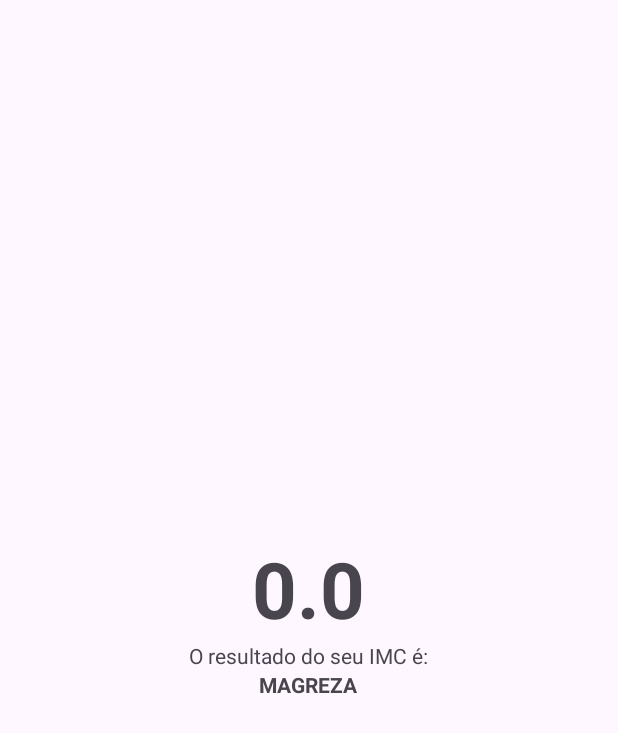
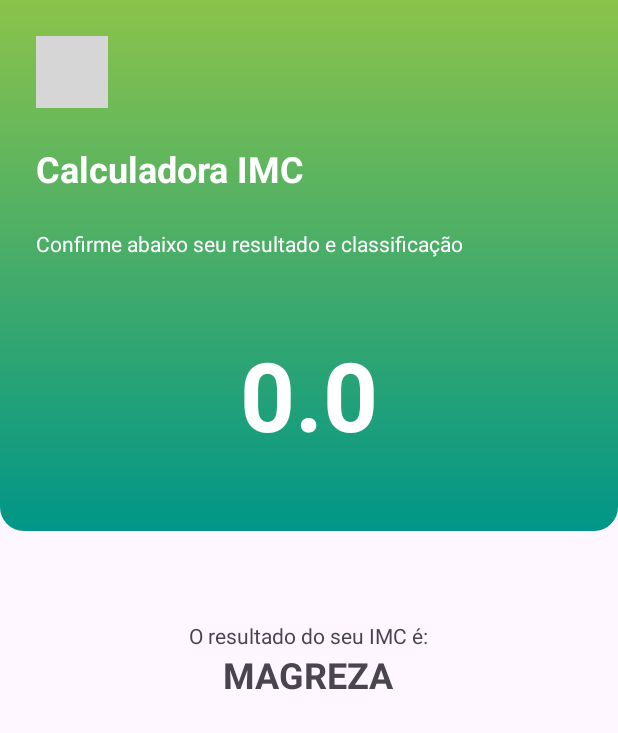
Before and after one commit to rohdrgs/calculadora-imc, an Android app: the ResultActivity screen opened directly, with no data from a screen before it, on a phone screen of 412 x 824 dp. Shown: the top 733 px of the screen. Run offline under Robolectric (Android 15) with nearby library versions, the phone set to English and light mode, and no system bars; grey boxes are pictures that could not be loaded.

Commit message:
parte visual app

```diff
--- a/app/src/main/res/layout/activity_result.xml
+++ b/app/src/main/res/layout/activity_result.xml
@@ -2,27 +2,83 @@
 <LinearLayout xmlns:android="http://schemas.android.com/apk/res/android"
     xmlns:app="http://schemas.android.com/apk/res-auto"
     xmlns:tools="http://schemas.android.com/tools"
-    android:gravity="center"
-    android:orientation="vertical"
 
     android:layout_width="match_parent"
     android:layout_height="match_parent"
+    android:gravity="center_horizontal"
+    android:orientation="vertical"
     tools:context=".ResultActivity">
 
-    <TextView
-        android:id="@+id/tv_result"
-        android:textSize="52sp"
-        android:textStyle="bold"
-        android:layout_width="wrap_content"
+    <LinearLayout
+        android:id="@+id/vg_header"
+        android:layout_width="match_parent"
         android:layout_height="wrap_content"
-        android:maxLength="5"
+        android:background="@drawable/gradient_bg"
 
-        tools:text="23.99" />
+
+        android:orientation="vertical"
+        app:layout_constraintEnd_toEndOf="parent"
+        app:layout_constraintStart_toStartOf="parent"
+
+        app:layout_constraintTop_toTopOf="parent">
+
+        <ImageView
+            android:layout_width="48dp"
+            android:layout_height="48dp"
+            android:layout_margin="24dp"
+            android:layout_marginStart="24dp"
+            android:layout_marginBottom="16dp"
+            android:src="@drawable/ic_weight"
+            app:tint="@color/white" />
+
+        <TextView
+            android:id="@+id/textView"
+            android:layout_width="match_parent"
+            android:layout_height="wrap_content"
+            android:layout_marginStart="24dp"
+            android:text="Calculadora IMC"
+            android:textColor="@color/white"
+            android:textSize="24dp"
+            android:textStyle="bold"
+
+            />
+
+        <TextView
+            android:id="@+id/textView"
+            android:layout_width="match_parent"
+            android:layout_height="wrap_content"
+            android:layout_margin="24dp"
+            android:layout_marginTop="8dp"
+            android:layout_marginEnd="24dp"
+
+            android:text="Confirme abaixo seu resultado e classificação"
+            android:textColor="@color/white" />
+
+
+        <TextView
+            android:id="@+id/tv_result"
+            android:layout_width="match_parent"
+            android:layout_height="wrap_content"
+            android:layout_marginBottom="48dp"
+            android:layout_marginTop="24dp"
+
+            android:gravity="center"
+            android:maxLength="5"
+            android:textSize="64sp"
+            android:textStyle="bold"
+            android:textColor="@color/white"
+
+            tools:text="23.99" />
+
+
+    </LinearLayout>
+
 
     <TextView
         android:id="@+id/tv_classificação_label"
         android:layout_width="wrap_content"
         android:layout_height="wrap_content"
+        android:layout_marginTop="60dp"
 
         android:text="O resultado do seu IMC é:" />
 
@@ -31,6 +87,8 @@
         android:layout_width="wrap_content"
         android:layout_height="wrap_content"
         android:textStyle="bold"
+        android:textSize="24sp"
+
 
         tools:text="NORMAL" />
 </LinearLayout>
--- a/app/src/main/res/values/colors.xml
+++ b/app/src/main/res/values/colors.xml
@@ -3,6 +3,6 @@
     <color name="black">#FF000000</color>
     <color name="white">#FFFFFFFF</color>
 
-    <color name="primary_400">#0098EA</color>
-    <color name="primary_900">#0015D2</color>
+    <color name="primary_400">#009688</color>
+    <color name="primary_900">#8BC34A</color>
 </resources>
--- a/app/src/main/res/values/strings.xml
+++ b/app/src/main/res/values/strings.xml
@@ -1,3 +1,4 @@
 <resources>
     <string name="app_name">calculadoraimc</string>
+    <string name="calculadora_imc">Calculadora IMC</string>
 </resources>
```
Also changed, not shown: app/src/main/res/layout/activity_main.xml (+59 -2 lines).
